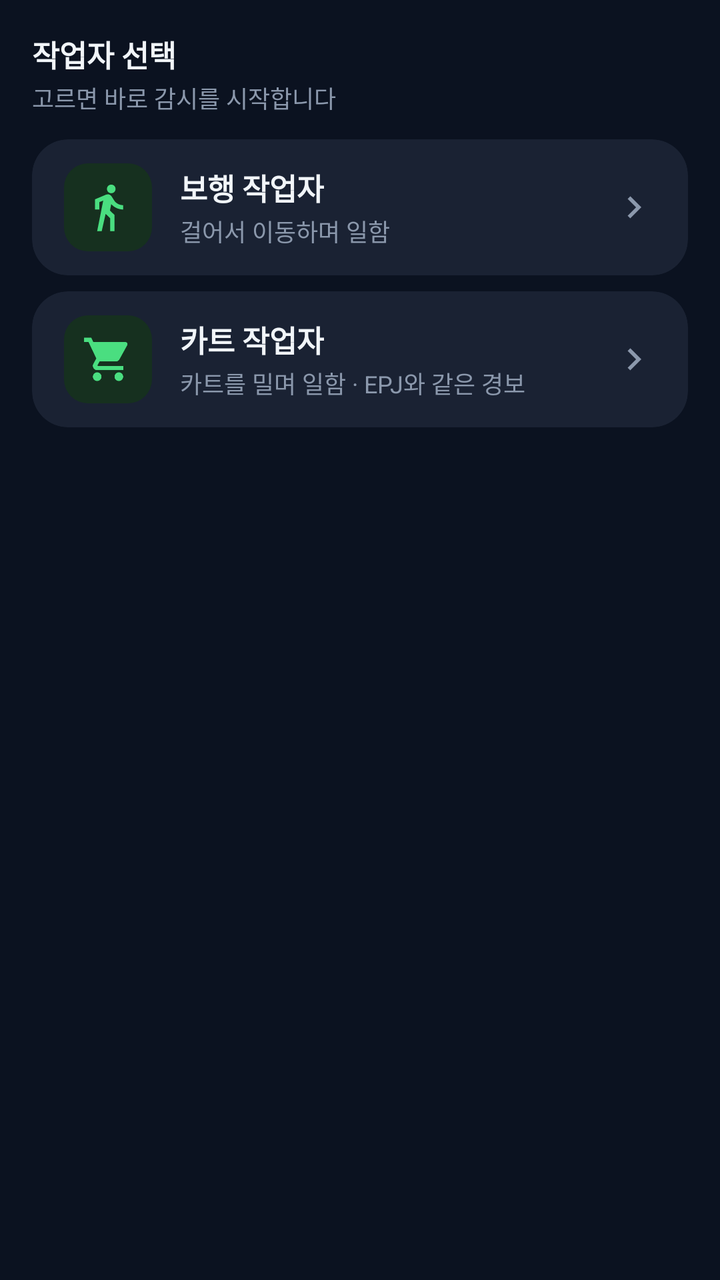
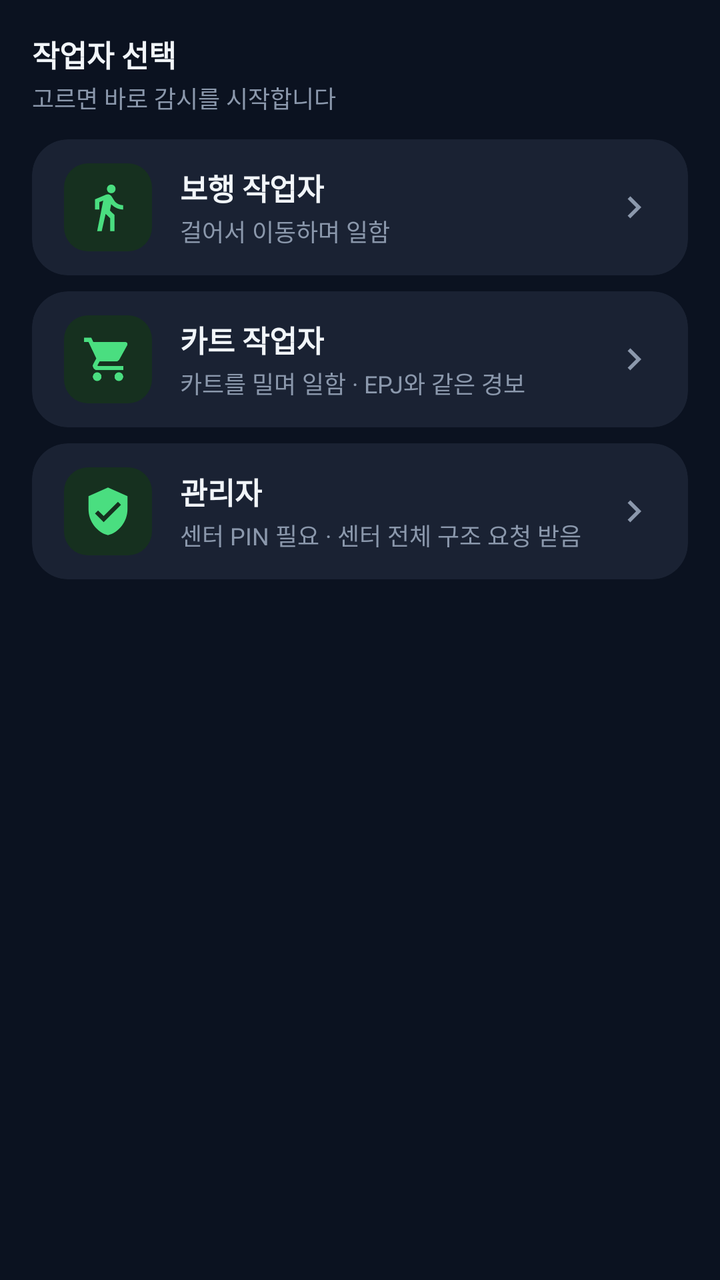

Screens rendered from an Android XML layout before and after an edit, with the pre-edit source and the edit as a unified diff.
<!-- AndroidManifest.xml: application theme Theme.SafeAlert -->
<!-- res/layout/dialog_worker_kind.xml -->
<?xml version="1.0" encoding="utf-8"?>
<LinearLayout xmlns:android="http://schemas.android.com/apk/res/android"
    xmlns:app="http://schemas.android.com/apk/res-auto"
    android:layout_width="match_parent"
    android:layout_height="wrap_content"
    android:orientation="vertical"
    android:background="@color/sa_bg"
    android:paddingHorizontal="@dimen/sa_space_lg"
    android:paddingTop="@dimen/sa_space_lg"
    android:paddingBottom="@dimen/sa_space_md">

    <TextView
        android:layout_width="wrap_content"
        android:layout_height="wrap_content"
        android:text="작업자 선택"
        android:textSize="@dimen/sa_type_section"
        android:textStyle="bold"
        android:textColor="@color/sa_text_primary" />

    <TextView
        android:layout_width="wrap_content"
        android:layout_height="wrap_content"
        android:layout_marginTop="@dimen/sa_space_hairline"
        android:text="고르면 바로 감시를 시작합니다"
        android:textSize="@dimen/sa_type_caption"
        android:textColor="@color/sa_text_tertiary" />

    <androidx.cardview.widget.CardView
        android:id="@+id/card_worker_walk"
        android:layout_width="match_parent"
        android:layout_height="wrap_content"
        android:layout_marginTop="@dimen/sa_space_md"
        android:foreground="?attr/selectableItemBackground"
        android:clickable="true"
        android:focusable="true"
        app:cardCornerRadius="@dimen/sa_radius_md"
        app:cardElevation="0dp"
        app:cardBackgroundColor="@color/sa_surface">

        <LinearLayout
            android:layout_width="match_parent"
            android:layout_height="wrap_content"
            android:orientation="horizontal"
            android:paddingHorizontal="@dimen/sa_space_lg"
            android:paddingVertical="@dimen/sa_space_md"
            android:gravity="center_vertical">

            <LinearLayout
                android:layout_width="@dimen/sa_icon_badge"
                android:layout_height="@dimen/sa_icon_badge"
                android:gravity="center"
                android:background="@drawable/shape_icon_bg_green"
                android:layout_marginEnd="14dp">
                <ImageView
                    android:layout_width="26dp"
                    android:layout_height="26dp"
                    android:src="@drawable/ic_walker"
                    android:contentDescription="@null" />
            </LinearLayout>

            <LinearLayout
                android:layout_width="0dp"
                android:layout_height="wrap_content"
                android:layout_weight="1"
                android:orientation="vertical">
                <TextView
                    android:layout_width="wrap_content"
                    android:layout_height="wrap_content"
                    android:text="보행 작업자"
                    android:textSize="@dimen/sa_type_section"
                    android:textStyle="bold"
                    android:textColor="@color/sa_text_primary" />
                <TextView
                    android:layout_width="wrap_content"
                    android:layout_height="wrap_content"
                    android:layout_marginTop="@dimen/sa_space_hairline"
                    android:text="걸어서 이동하며 일함"
                    android:textSize="@dimen/sa_type_caption"
                    android:textColor="@color/sa_text_tertiary" />
            </LinearLayout>

            <ImageView
                style="@style/SA.ChevronRight"
                android:contentDescription="@null" />
        </LinearLayout>
    </androidx.cardview.widget.CardView>

    <androidx.cardview.widget.CardView
        android:id="@+id/card_worker_cart"
        android:layout_width="match_parent"
        android:layout_height="wrap_content"
        android:layout_marginTop="@dimen/sa_space_sm"
        android:foreground="?attr/selectableItemBackground"
        android:clickable="true"
        android:focusable="true"
        app:cardCornerRadius="@dimen/sa_radius_md"
        app:cardElevation="0dp"
        app:cardBackgroundColor="@color/sa_surface">

        <LinearLayout
            android:layout_width="match_parent"
            android:layout_height="wrap_content"
            android:orientation="horizontal"
            android:paddingHorizontal="@dimen/sa_space_lg"
            android:paddingVertical="@dimen/sa_space_md"
            android:gravity="center_vertical">

            <LinearLayout
                android:layout_width="@dimen/sa_icon_badge"
                android:layout_height="@dimen/sa_icon_badge"
                android:gravity="center"
                android:background="@drawable/shape_icon_bg_green"
                android:layout_marginEnd="14dp">
                <ImageView
                    android:layout_width="26dp"
                    android:layout_height="26dp"
                    android:src="@drawable/ic_cart"
                    android:contentDescription="@null" />
            </LinearLayout>

            <LinearLayout
                android:layout_width="0dp"
                android:layout_height="wrap_content"
                android:layout_weight="1"
                android:orientation="vertical">
                <TextView
                    android:layout_width="wrap_content"
                    android:layout_height="wrap_content"
                    android:text="카트 작업자"
                    android:textSize="@dimen/sa_type_section"
                    android:textStyle="bold"
                    android:textColor="@color/sa_text_primary" />
                <TextView
                    android:layout_width="wrap_content"
                    android:layout_height="wrap_content"
                    android:layout_marginTop="@dimen/sa_space_hairline"
                    android:text="카트를 밀며 일함 · EPJ와 같은 경보"
                    android:textSize="@dimen/sa_type_caption"
                    android:textColor="@color/sa_text_tertiary" />
            </LinearLayout>

            <ImageView
                style="@style/SA.ChevronRight"
                android:contentDescription="@null" />
        </LinearLayout>
    </androidx.cardview.widget.CardView>
</LinearLayout>
<!-- resources referenced by this layout -->
<resources>
  <color name="sa_bg">#0B1220</color>
  <color name="sa_surface">#1A2233</color>
  <color name="sa_text_primary">#F1F5F9</color>
  <color name="sa_text_tertiary">#8B98AC</color>
  <dimen name="sa_icon_badge">44dp</dimen>
  <dimen name="sa_radius_md">18dp</dimen>
  <dimen name="sa_space_hairline">2dp</dimen>
  <dimen name="sa_space_lg">16dp</dimen>
  <dimen name="sa_space_md">12dp</dimen>
  <dimen name="sa_space_sm">8dp</dimen>
  <dimen name="sa_type_caption">12sp</dimen>
  <dimen name="sa_type_section">15sp</dimen>
  <!-- drawable ic_walker (drawable) -->
  <?xml version="1.0" encoding="utf-8"?>
  <vector xmlns:android="http://schemas.android.com/apk/res/android"
      android:width="48dp"
      android:height="48dp"
      android:viewportWidth="24"
      android:viewportHeight="24">
      <path
          android:fillColor="#4ADE80"
          android:pathData="M13.5,5.5c1.1,0 2,-0.9 2,-2s-0.9,-2 -2,-2 -2,0.9 -2,2 0.9,2 2,2zM9.8,8.9L7,23h2.1l1.8,-8 2.1,2v6h2v-7.5l-2.1,-2 0.6,-3C14.8,12 16.8,13 19,13v-2c-1.9,0 -3.5,-1 -4.3,-2.4l-1,-1.6c-0.4,-0.6 -1,-1 -1.7,-1 -0.3,0 -0.5,0.1 -0.8,0.1L6,8.3V13h2V9.6l1.8,-0.7" />
  </vector>
  <!-- drawable shape_icon_bg_green (drawable) -->
  <?xml version="1.0" encoding="utf-8"?>
  <shape xmlns:android="http://schemas.android.com/apk/res/android" android:shape="rectangle">
      <solid android:color="@color/sa_tint_green"/>
      <corners android:radius="@dimen/sa_radius_sm"/>
  </shape>
  <style name="SA.ChevronRight">
          <item name="android:layout_width">@dimen/sa_icon_sm</item>
          <item name="android:layout_height">@dimen/sa_icon_sm</item>
          <item name="android:layout_marginStart">@dimen/sa_space_sm</item>
          <item name="android:src">@drawable/ic_chevron_down</item>
          <item name="android:rotation">-90</item>
          <item name="android:tint">@color/sa_text_tertiary</item>
      </style>
  <color name="sa_tint_green">#16301F</color>
  <dimen name="sa_radius_sm">12dp</dimen>
  <dimen name="sa_icon_sm">22dp</dimen>
  <!-- drawable ic_chevron_down (drawable) -->
  <?xml version="1.0" encoding="utf-8"?>
  <vector xmlns:android="http://schemas.android.com/apk/res/android"
      android:width="22dp"
      android:height="22dp"
      android:viewportWidth="24"
      android:viewportHeight="24">
      <path
          android:fillColor="@color/sa_text_tertiary"
          android:pathData="M16.59,8.59L12,13.17 7.41,8.59 6,10l6,6 6,-6z" />
  </vector>
  <color name="sa_accent">#7DD3FC</color>
  <color name="sa_accent_dim">#60A5FA</color>
  <color name="sa_on_accent">#0B1220</color>
  <color name="sa_danger">#FB7185</color>
  <color name="sa_text_secondary">#C3CDDC</color>
  <style name="SA.Dialog.Button.Positive">
          <item name="android:textColor">@color/sa_accent</item>
      </style>
  <style name="SA.Dialog.Button" parent="android:Widget.Material.Button.Borderless">
          <item name="android:textColor">@color/sa_text_secondary</item>
      </style>
  <!-- unchanged entries left out for length: 3 -->
</resources>

<!-- the commit's change to res/layout/dialog_worker_kind.xml (unified diff, before → after) -->
@@ -144,4 +144,64 @@
                 android:contentDescription="@null" />
         </LinearLayout>
     </androidx.cardview.widget.CardView>
+
+    <androidx.cardview.widget.CardView
+        android:id="@+id/card_worker_admin"
+        android:layout_width="match_parent"
+        android:layout_height="wrap_content"
+        android:layout_marginTop="@dimen/sa_space_sm"
+        android:foreground="?attr/selectableItemBackground"
+        android:clickable="true"
+        android:focusable="true"
+        app:cardCornerRadius="@dimen/sa_radius_md"
+        app:cardElevation="0dp"
+        app:cardBackgroundColor="@color/sa_surface">
+
+        <LinearLayout
+            android:layout_width="match_parent"
+            android:layout_height="wrap_content"
+            android:orientation="horizontal"
+            android:paddingHorizontal="@dimen/sa_space_lg"
+            android:paddingVertical="@dimen/sa_space_md"
+            android:gravity="center_vertical">
+
+            <LinearLayout
+                android:layout_width="@dimen/sa_icon_badge"
+                android:layout_height="@dimen/sa_icon_badge"
+                android:gravity="center"
+                android:background="@drawable/shape_icon_bg_green"
+                android:layout_marginEnd="14dp">
+                <ImageView
+                    android:layout_width="26dp"
+                    android:layout_height="26dp"
+                    android:src="@drawable/ic_shield"
+                    android:contentDescription="@null" />
+            </LinearLayout>
+
+            <LinearLayout
+                android:layout_width="0dp"
+                android:layout_height="wrap_content"
+                android:layout_weight="1"
+                android:orientation="vertical">
+                <TextView
+                    android:layout_width="wrap_content"
+                    android:layout_height="wrap_content"
+                    android:text="관리자"
+                    android:textSize="@dimen/sa_type_section"
+                    android:textStyle="bold"
+                    android:textColor="@color/sa_text_primary" />
+                <TextView
+                    android:layout_width="wrap_content"
+                    android:layout_height="wrap_content"
+                    android:layout_marginTop="@dimen/sa_space_hairline"
+                    android:text="센터 PIN 필요 · 센터 전체 구조 요청 받음"
+                    android:textSize="@dimen/sa_type_caption"
+                    android:textColor="@color/sa_text_tertiary" />
+            </LinearLayout>
+
+            <ImageView
+                style="@style/SA.ChevronRight"
+                android:contentDescription="@null" />
+        </LinearLayout>
+    </androidx.cardview.widget.CardView>
 </LinearLayout>
<!-- resource entries referenced after the edit -->
@@ -12,6 +12,17 @@
   <dimen name="sa_space_sm">8dp</dimen>
   <dimen name="sa_type_caption">12sp</dimen>
   <dimen name="sa_type_section">15sp</dimen>
+  <!-- drawable ic_shield (drawable) -->
+  <?xml version="1.0" encoding="utf-8"?>
+  <vector xmlns:android="http://schemas.android.com/apk/res/android"
+      android:width="48dp"
+      android:height="48dp"
+      android:viewportWidth="24"
+      android:viewportHeight="24">
+      <path
+          android:fillColor="#4ADE80"
+          android:pathData="M12,1L3,5v6c0,5.55 3.84,10.74 9,12 5.16,-1.26 9,-6.45 9,-12V5l-9,-4zM10,17l-4,-4 1.41,-1.41L10,14.17l6.59,-6.59L18,9l-8,8z" />
+  </vector>
   <!-- drawable ic_walker (drawable) -->
   <?xml version="1.0" encoding="utf-8"?>
   <vector xmlns:android="http://schemas.android.com/apk/res/android"
